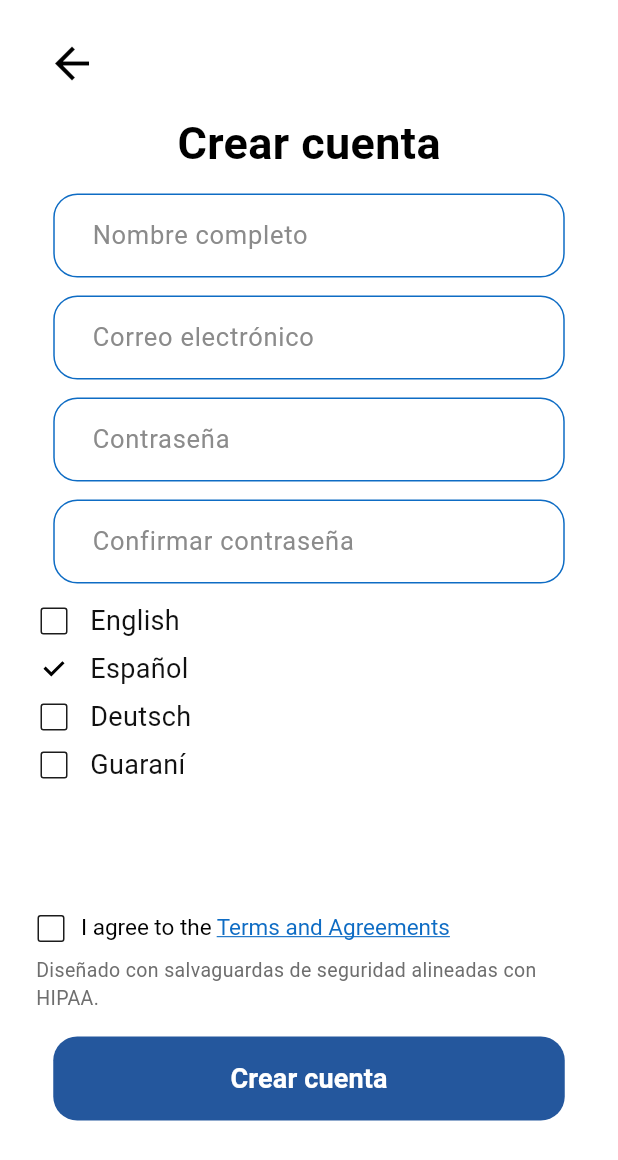
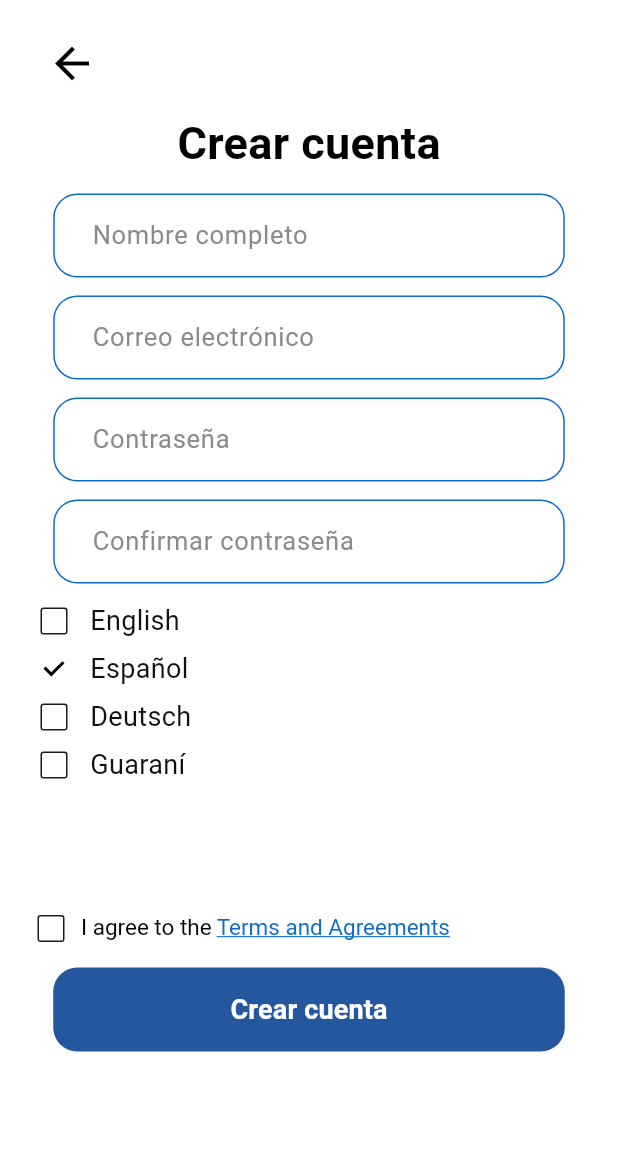
Before and after one commit to IleanaEscobar/the-visionaries-mobile, a Flutter app: the CreateAccountScreen screen opened by its route, on a phone screen of 412 x 824 dp. Shown: the top 1160 px of the screen. Run offline on Flutter 3.47's test engine with Material 3 defaults, Android fonts, the phone set to English and light mode, and no system bars; our stand-ins replace firebase_auth, firebase_core, firebase_database, flutter_blue_plus; accounts and stored records are empty.

Commit message:
apple compliance stuff for app store
apple compliance changes

```diff
--- a/the_visionaries/lib/screens/create_account_screen.dart
+++ b/the_visionaries/lib/screens/create_account_screen.dart
@@ -366,7 +366,6 @@ class _CreateAccountScreenState extends State<CreateAccountScreen> {
     final userIdText = context.tr('create_user_id');
     final passwordText = context.tr('create_password');
     final confirmPasswordText = context.tr('create_confirm_password');
-    final hipaaText = context.tr('hipaa_note');
     final createButtonText = context.tr('create_button');
 
     return Scaffold(
@@ -508,11 +507,6 @@ class _CreateAccountScreenState extends State<CreateAccountScreen> {
                   ),
                 ],
               ),
-              const SizedBox(height: 8),
-              Text(
-                hipaaText,
-                style: const TextStyle(fontSize: 13, color: Color(0xFF6E6E6E)),
-              ),
               const SizedBox(height: 16),
               Center(
                 child: SizedBox(
--- a/the_visionaries/lib/services/app_language.dart
+++ b/the_visionaries/lib/services/app_language.dart
@@ -122,7 +122,6 @@ const Map<AppLanguage, Map<String, String>> _localizedValues = {
         'Debes aceptar los Términos de uso y la Política de privacidad',
     'create_failed': 'No se pudo crear la cuenta',
     'terms_label': 'Acepto los Términos de uso y la Política de privacidad',
-    'hipaa_note': 'Diseñado con salvaguardas de seguridad alineadas con HIPAA.',
     'control_title': 'Panel de control',
     'ble_connected': 'BLE: Conectado',
     'ble_disconnected': 'BLE: Desconectado',
@@ -191,7 +190,6 @@ const Map<AppLanguage, Map<String, String>> _localizedValues = {
     'create_agree_terms': 'Please agree to the Terms of Use and Privacy Policy',
     'create_failed': 'Account creation failed',
     'terms_label': 'I agree to the Terms of Use and Privacy Policy',
-    'hipaa_note': 'Designed with HIPAA-aligned security safeguards.',
     'control_title': 'Control Panel',
     'ble_connected': 'BLE: Connected',
     'ble_disconnected': 'BLE: Disconnected',
@@ -262,7 +260,6 @@ const Map<AppLanguage, Map<String, String>> _localizedValues = {
     'create_failed': 'Kontoerstellung fehlgeschlagen',
     'terms_label':
         'Ich stimme den Nutzungsbedingungen und der Datenschutzrichtlinie zu',
-    'hipaa_note': 'Entwickelt mit HIPAA-konformen Sicherheitsmaßnahmen.',
     'control_title': 'Steuerfeld',
     'ble_connected': 'BLE: Verbunden',
     'ble_disconnected': 'BLE: Getrennt',
@@ -332,7 +329,6 @@ const Map<AppLanguage, Map<String, String>> _localizedValues = {
         'Emoneĩ va’erã Términos de uso ha Política de privacidad',
     'create_failed': 'Ndaikatúi ojapo cuenta',
     'terms_label': 'Amoneĩ Términos de uso ha Política de privacidad',
-    'hipaa_note': 'Ojejapo HIPAA rehegua seguridad ndive.',
     'control_title': 'Panel de control',
     'ble_connected': 'BLE: Ojoaju',
     'ble_disconnected': 'BLE: Oñemboja’o',
```
Also changed, not shown: 1 other file.
